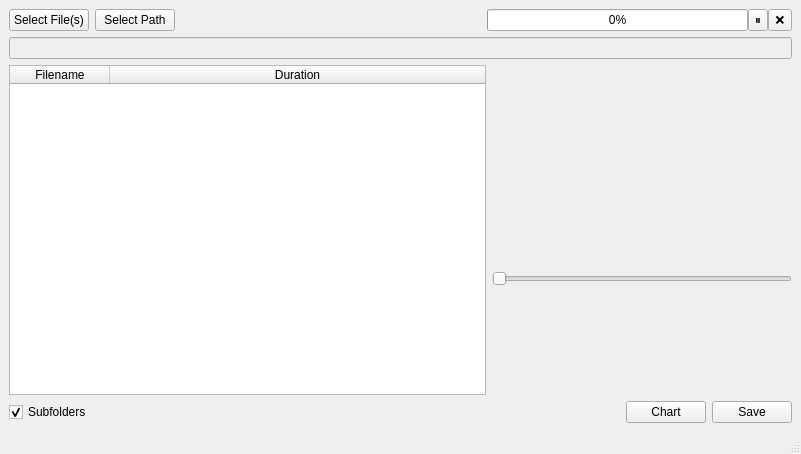
Old version of the form mainwindow.ui in the repository reza-rezvani2052/VidMeter.
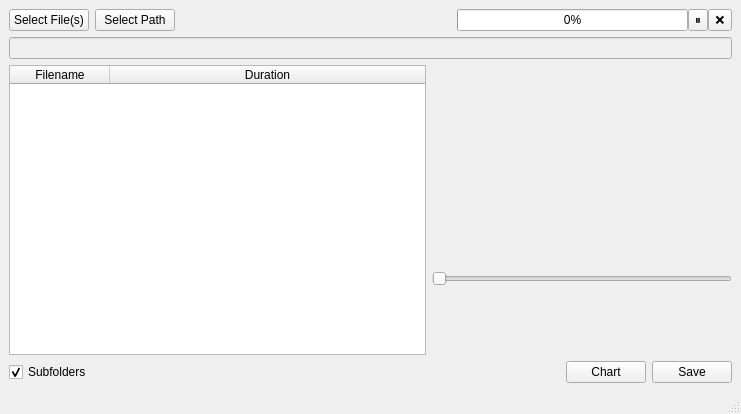
New version of the form. Custom widgets are drawn as their Qt base class.

Commit message: Add tooltip to widgets

```diff
--- a/mainwindow.ui
+++ b/mainwindow.ui
@@ -6,8 +6,8 @@
    <rect>
     <x>0</x>
     <y>0</y>
-    <width>801</width>
-    <height>454</height>
+    <width>741</width>
+    <height>414</height>
    </rect>
   </property>
   <property name="windowTitle">
```
Left out of the diff: 9 changed lines with no effect on the pictures.
